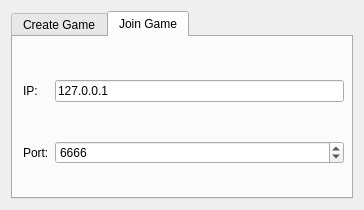
Above: plugins/ipconnect/configurationwidget.ui from Ignotus/kdots before the change. Below: the same form after it.
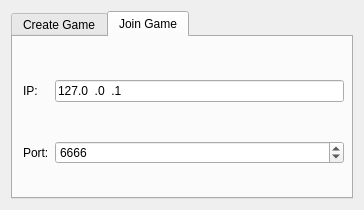
That is the form after the change. The open tabs and pages were chosen to show the change.

Commit message: IP address input mask

```diff
--- a/plugins/ipconnect/configurationwidget.ui
+++ b/plugins/ipconnect/configurationwidget.ui
@@ -105,6 +105,9 @@
           </item>
           <item row="0" column="1">
            <widget class="QLineEdit" name="host">
+            <property name="inputMask">
+             <string>000.000.000.000; </string>
+            </property>
             <property name="text">
              <string>127.0.0.1</string>
             </property>
```
